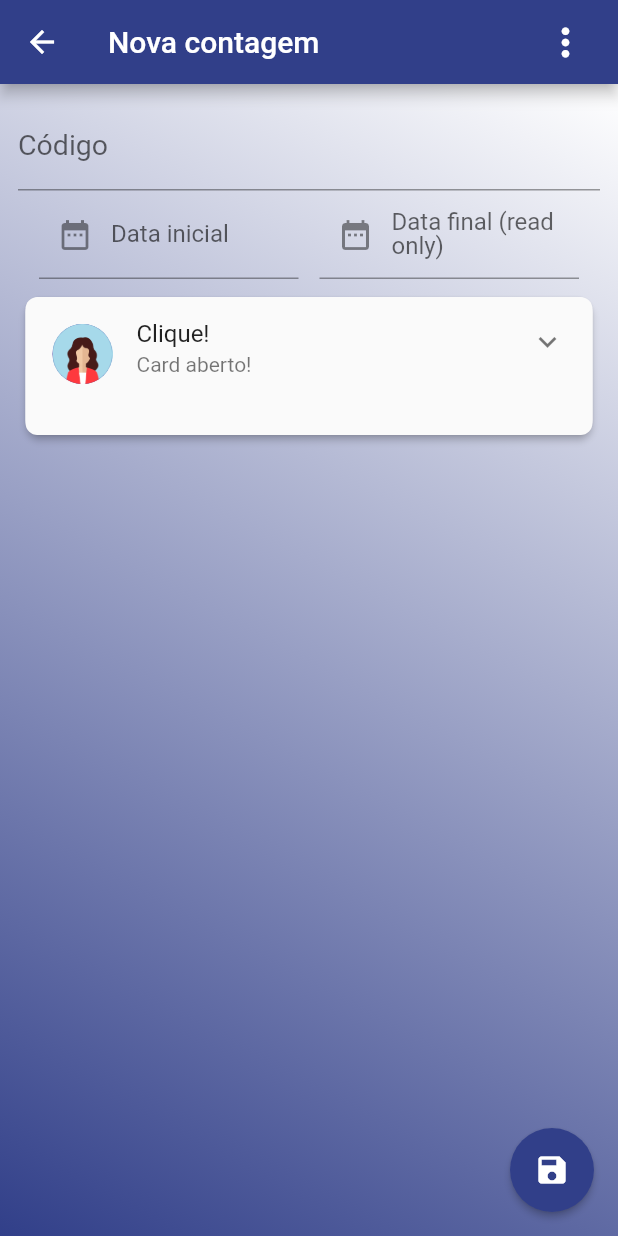
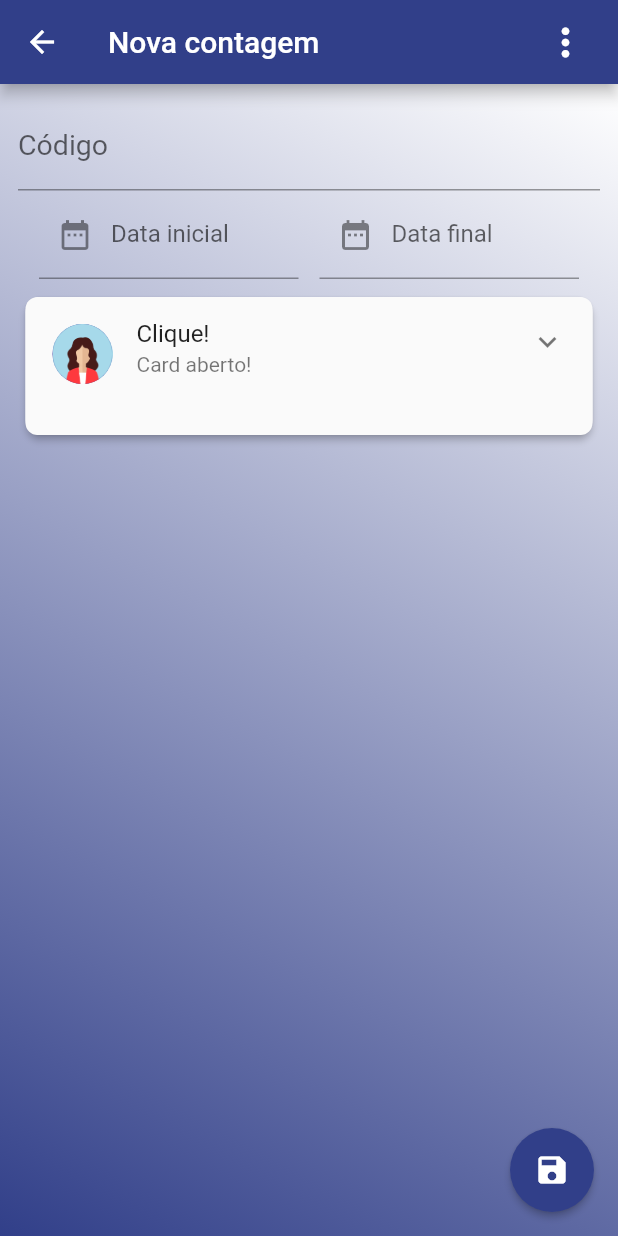
Before and after one commit to nateluisa/Flutter_widgets, a Flutter app: the MyDashboard screen opened directly, after a tap on "INICIAR", on a phone screen of 412 x 824 dp. Run offline on Flutter 3.47's test engine with Material 2 defaults, Android fonts, the phone set to English and light mode, and no system bars; drawn by our look-alikes of date_time_picker, expansion_tile_card; our stand-ins replace flutter_native_splash, sqflite; accounts and stored records are empty; Roboto replaces fonts that are missing (Nunito).

Commit message:
"changes"

```diff
--- a/lib/screens/nova_contagem.dart
+++ b/lib/screens/nova_contagem.dart
@@ -1,10 +1,6 @@
 import 'package:flutter/material.dart';
 import 'package:flutter_api/widgets/date_picker.dart';
 import 'package:flutter_api/widgets/expansible_card.dart';
-import 'package:flutter_api/widgets/input_date.dart';
-import 'package:flutter_api/widgets/menu_popup.dart';
-import 'package:flutter_api/widgets/tabbar.dart';
-
 import '../widgets/dashboard.dart';
 
 class NovaContagem extends StatelessWidget {
@@ -72,17 +68,16 @@ class NovaContagem extends StatelessWidget {
                 Row(
                   mainAxisAlignment: MainAxisAlignment.spaceEvenly,
                   crossAxisAlignment: CrossAxisAlignment.start,
-                  children: [
-                    const MyDatePicker(
+                  children: const [
+                    MyDatePicker(
                         dateLabelText: 'Data inicial', readOnly: false),
-                    const MyDatePicker(
-                      dateLabelText: 'Data final (read only)',
-                      readOnly: true,
+                    MyDatePicker(
+                      dateLabelText: 'Data final',
+                      readOnly: false,
                     ),
-
                   ],
                 ),
-                MyExpansibleCard()
+                MyExpansibleCard(),
               ],
             ),
           ),
--- a/lib/widgets/dashboard.dart
+++ b/lib/widgets/dashboard.dart
@@ -1,7 +1,6 @@
 import 'package:flutter/material.dart';
 import 'package:flutter_api/screens/continue_conferencia.dart';
 import 'package:flutter_api/screens/nova_contagem.dart';
-import 'package:flutter_api/widgets/dashboard1.dart';
 import 'package:flutter_api/widgets/menu.dart';
 
 import 'dialog.dart';
@@ -47,14 +46,14 @@ class MyDashboard extends StatelessWidget {
                   ),
                 ));
           },
-          child: Icon(
+          child: const Icon(
             Icons.arrow_back_outlined, // add custom icons also
           ),
         ),
-        backgroundColor: Color.fromARGB(255, 49, 63, 137),
+        backgroundColor: const Color.fromARGB(255, 49, 63, 137),
       ),
       body: Container(
-        decoration: BoxDecoration(
+        decoration: const BoxDecoration(
             gradient: LinearGradient(
           begin: Alignment.topRight,
           end: Alignment.bottomLeft,
--- /dev/null
+++ b/lib/widgets/snackbar.dart
@@ -0,0 +1,33 @@
+import 'package:flutter/material.dart';
+
+class MySnackbar extends StatelessWidget {
+  const MySnackbar({super.key, required this.label, required this.content});
+
+  final String label;
+  final Widget content;
+
+  @override
+  Widget build(BuildContext context) {
+    return MaterialApp(
+      home: SnackBar(
+        action: SnackBarAction(
+          label: label,
+          onPressed: () {
+            // Code to execute.
+          },
+        ),
+        content: content,
+        duration: const Duration(milliseconds: 1500),
+        width: 280.0,
+        // Width of the SnackBar.
+        padding: const EdgeInsets.symmetric(
+          horizontal: 8.0, // Inner padding for SnackBar content.
+        ),
+        behavior: SnackBarBehavior.floating,
+        shape: RoundedRectangleBorder(
+          borderRadius: BorderRadius.circular(10.0),
+        ),
+      ),
+    );
+  }
+}
--- a/pubspec.yaml
+++ b/pubspec.yaml
@@ -49,6 +49,7 @@ dependencies:
   currency_text_input_formatter: ^2.1.7
   flutter_localizations:
     sdk: flutter
+  dotted_border: ^2.0.0+2
 
 dev_dependencies:
   flutter_test:
```
Also changed, not shown: lib/screens/configuracao.dart (+6 -9 lines), pubspec.lock.
